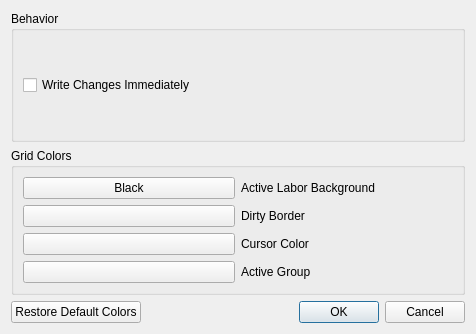
Before: the Qt Designer form ui/optionsmenu.ui in Dwarf-Therapist/Dwarf-Therapist, drawn with Qt 5.
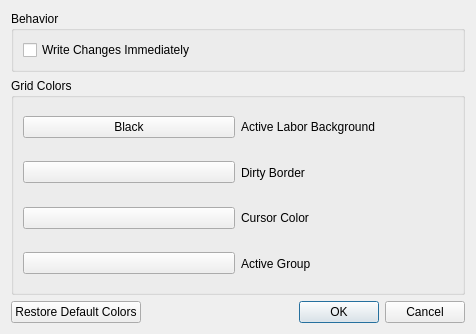
After: the same form once the commit is applied. Custom widgets are drawn as their Qt base class.

What changed in the file:
```diff
--- a/ui/optionsmenu.ui
+++ b/ui/optionsmenu.ui
@@ -13,13 +13,13 @@
   <property name="windowTitle">
    <string>Options</string>
   </property>
-  <layout class="QVBoxLayout" name="verticalLayout_3">
+  <layout class="QVBoxLayout" name="verticalLayout" stretch="0,10,0">
    <item>
     <widget class="QGroupBox" name="groupBox">
      <property name="title">
       <string>Behavior</string>
      </property>
-     <layout class="QVBoxLayout" name="verticalLayout">
+     <layout class="QVBoxLayout" name="verticalLayout_3">
       <item>
        <widget class="QCheckBox" name="checkBox">
         <property name="text">
@@ -35,7 +35,7 @@
      <property name="title">
       <string>Grid Colors</string>
      </property>
-     <layout class="QVBoxLayout" name="verticalLayout_2">
+     <layout class="QVBoxLayout" name="verticalLayout_2" stretch="0,0,0,0">
       <item>
        <layout class="QHBoxLayout" name="horizontalLayout">
         <item>
```
